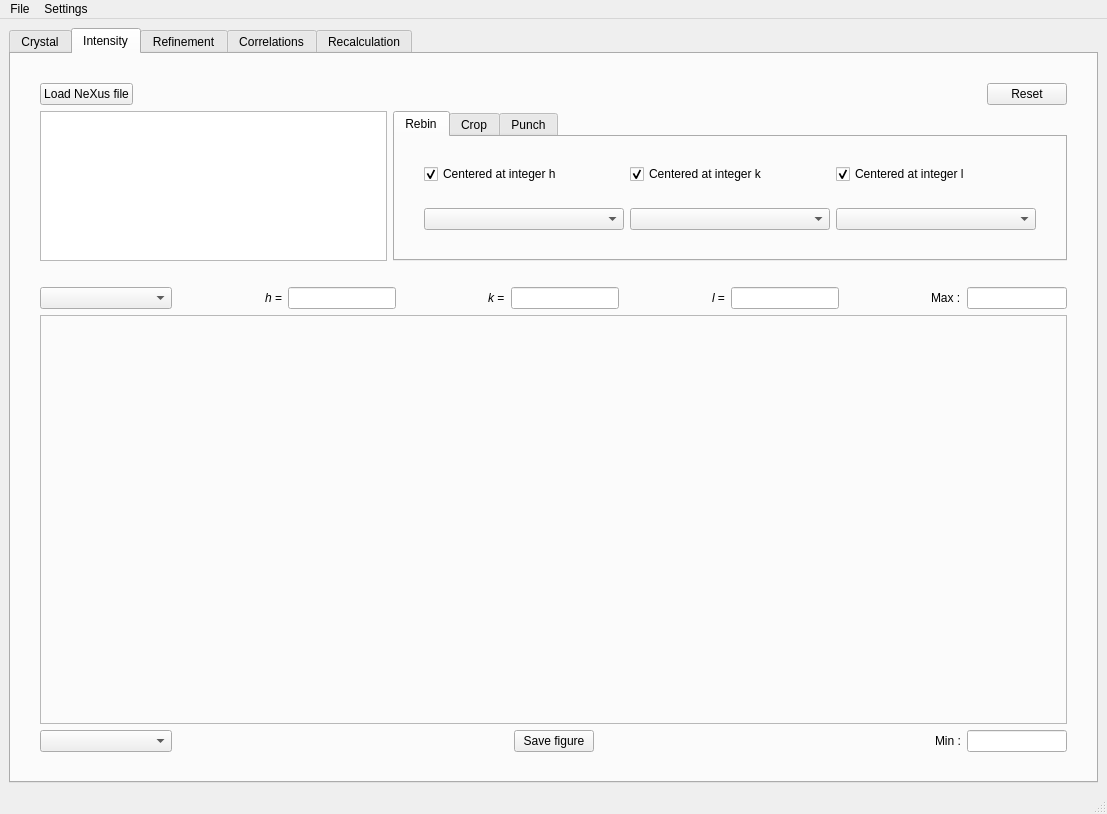
Above: disorder/graphical/mainwindow.ui from zjmorgan/rmc-discord before the change. Below: the same form after it.
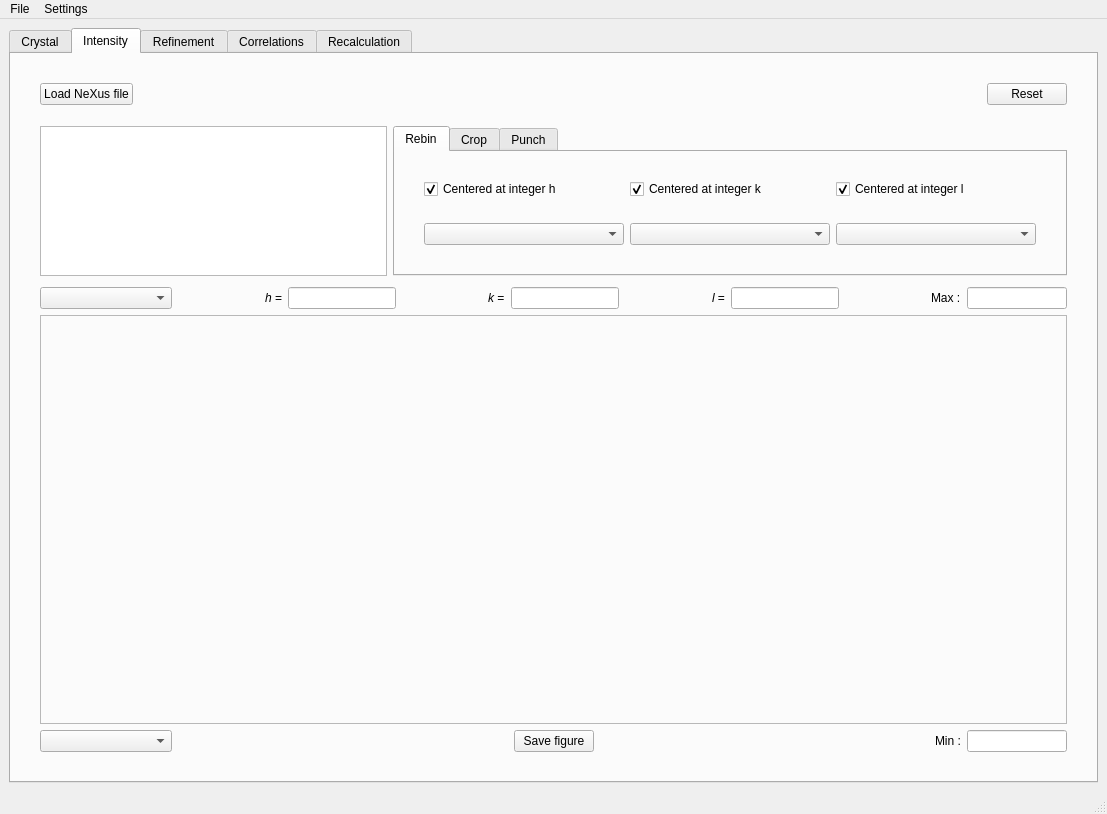
That is the form after the change. The open tabs and pages were chosen to show the change. Custom widgets are drawn as their Qt base class.

Commit message: Connecting more signals

Diff of the .ui file:
```diff
--- a/disorder/graphical/mainwindow.ui
+++ b/disorder/graphical/mainwindow.ui
@@ -781,7 +781,7 @@
             <property name="maximumSize">
              <size>
               <width>16777215</width>
-              <height>150</height>
+              <height>120</height>
              </size>
             </property>
             <property name="autoFillBackground">
@@ -803,7 +803,7 @@
             <property name="maximumSize">
              <size>
               <width>16777215</width>
-              <height>150</height>
+              <height>120</height>
              </size>
             </property>
             <property name="tabPosition">
```
Left out of the diff: 2 changed lines with no effect on the pictures. The commit also changes 2 other files.
